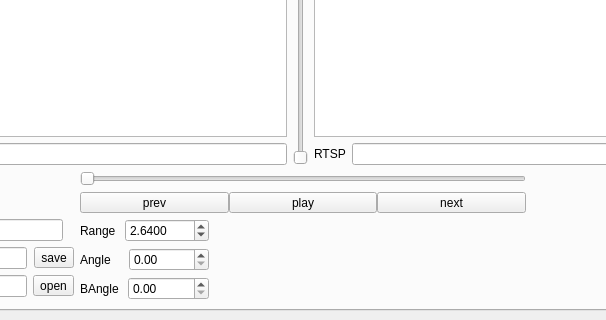
Old version of the form mainwindow.ui in the repository RZFD12/BIRD_DETECTOR; both pictures show x 340 to 946 and y 400 to 720 of the 1280 by 720 pixel window.
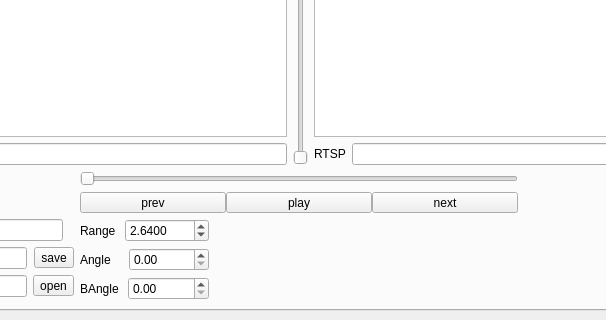
New version of the form. Icons and pictures are not drawn.

Patch:
```diff
--- a/mainwindow.ui
+++ b/mainwindow.ui
@@ -421,7 +421,7 @@
         <item row="1" column="2" colspan="2">
          <layout class="QVBoxLayout" name="verticalLayout_6" stretch="0,0">
           <property name="rightMargin">
-           <number>0</number>
+           <number>8</number>
           </property>
           <item>
            <layout class="QVBoxLayout" name="verticalLayoutSlider">
```
